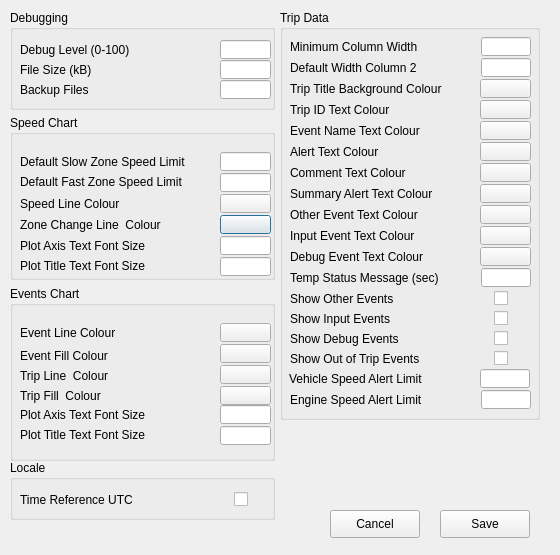
First picture: the form in preferences.ui, repository mikecv/etscrape, before the edit.
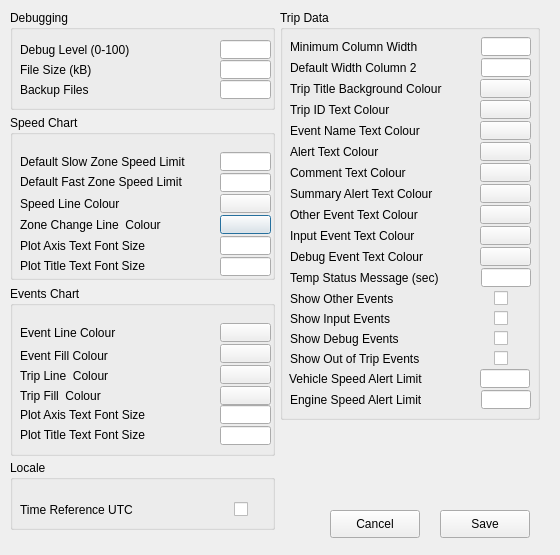
Second picture: the form after the edit.

Diff of the .ui file:
```diff
--- a/preferences.ui
+++ b/preferences.ui
@@ -801,19 +801,19 @@
      <x>10</x>
      <y>460</y>
      <width>265</width>
-     <height>60</height>
+     <height>70</height>
     </rect>
    </property>
    <property name="minimumSize">
     <size>
      <width>265</width>
-     <height>60</height>
+     <height>70</height>
     </size>
    </property>
    <property name="maximumSize">
     <size>
      <width>265</width>
-     <height>60</height>
+     <height>70</height>
     </size>
    </property>
    <property name="title">
@@ -823,7 +823,7 @@
     <property name="geometry">
      <rect>
       <x>10</x>
-      <y>30</y>
+      <y>40</y>
       <width>191</width>
       <height>19</height>
      </rect>
@@ -836,7 +836,7 @@
     <property name="geometry">
      <rect>
       <x>224</x>
-      <y>30</y>
+      <y>40</y>
       <width>21</width>
       <height>19</height>
      </rect>
@@ -1002,19 +1002,19 @@
      <x>10</x>
      <y>286</y>
      <width>265</width>
-     <height>175</height>
+     <height>170</height>
     </rect>
    </property>
    <property name="minimumSize">
     <size>
      <width>265</width>
-     <height>175</height>
+     <height>170</height>
     </size>
    </property>
    <property name="maximumSize">
     <size>
      <width>265</width>
-     <height>175</height>
+     <height>170</height>
     </size>
    </property>
    <property name="title">
```
